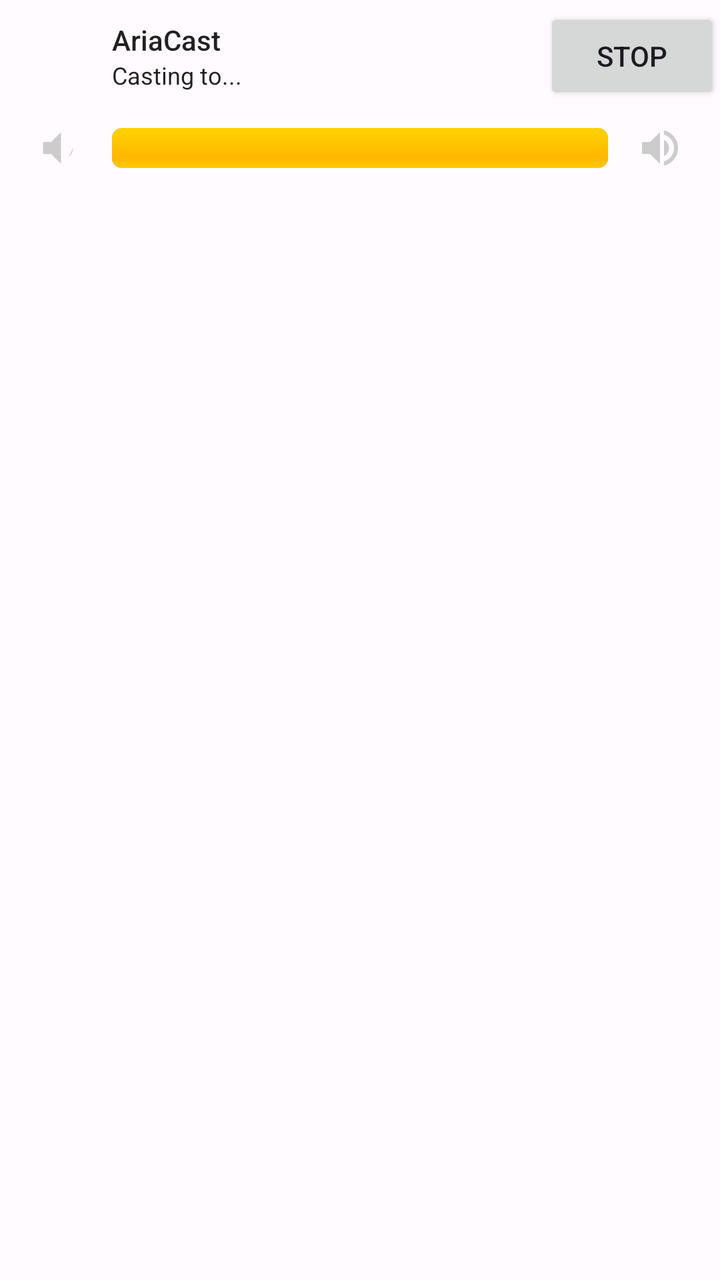
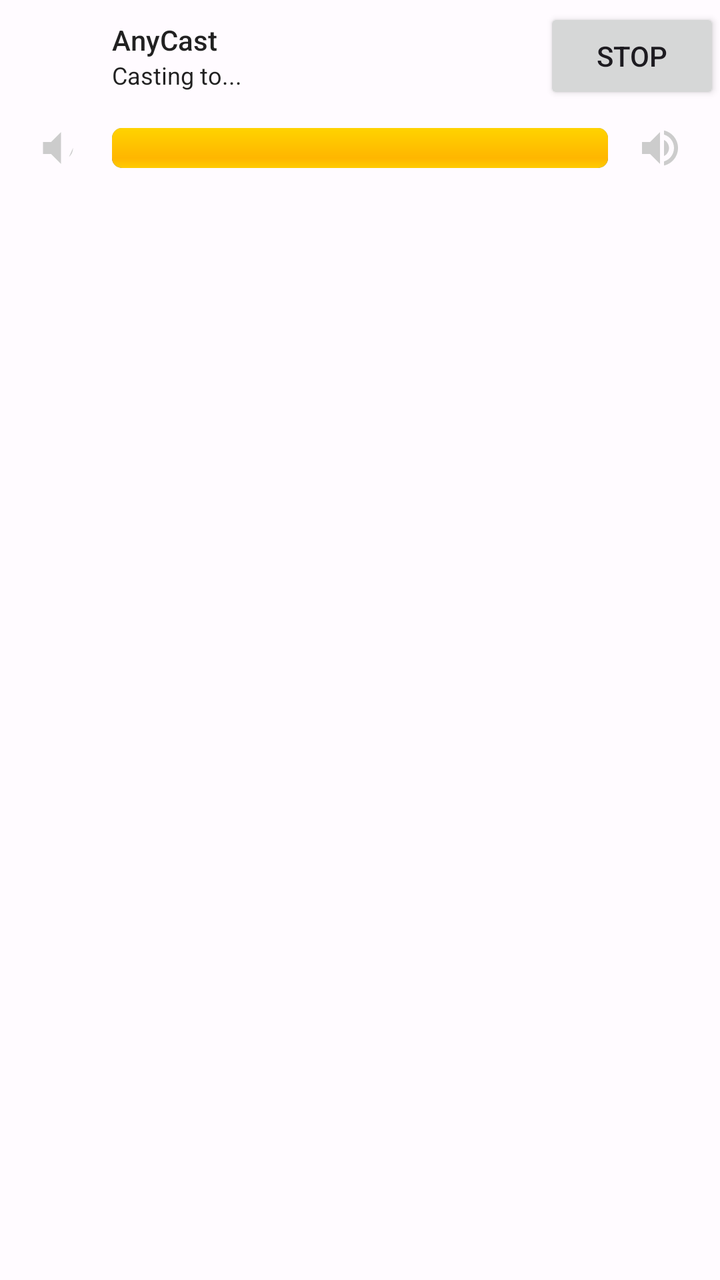

Before-and-after screenshots of an Android layout around one commit, followed by the original layout XML and the change that was made.
<!-- AndroidManifest.xml: application theme Theme.AriaCast -->
<!-- res/layout/notification_casting.xml -->
<?xml version="1.0" encoding="utf-8"?>
<LinearLayout xmlns:android="http://schemas.android.com/apk/res/android"
    android:layout_width="match_parent"
    android:layout_height="wrap_content"
    android:orientation="vertical"
    android:paddingTop="4dp"
    android:paddingBottom="4dp">

    
    <LinearLayout
        android:layout_width="match_parent"
        android:layout_height="wrap_content"
        android:orientation="horizontal"
        android:gravity="center_vertical">

        <ImageView
            android:id="@+id/notification_icon"
            android:layout_width="48dp"
            android:layout_height="48dp"
            android:src="@drawable/ic_tile_icon" />

        <LinearLayout
            android:layout_width="0dp"
            android:layout_height="wrap_content"
            android:layout_weight="1"
            android:orientation="vertical"
            android:layout_marginStart="8dp">

            <TextView
                android:id="@+id/notification_title"
                android:layout_width="wrap_content"
                android:layout_height="wrap_content"
                android:text="AriaCast"
                android:textAppearance="@style/TextAppearance.Compat.Notification.Title" />

            <TextView
                android:id="@+id/notification_text"
                android:layout_width="wrap_content"
                android:layout_height="wrap_content"
                android:text="Casting to..."
                android:textAppearance="@style/TextAppearance.Compat.Notification.Line2" />

        </LinearLayout>

        <Button
            android:id="@+id/notification_stop_button"
            android:layout_width="wrap_content"
            android:layout_height="wrap_content"
            android:text="Stop" />

    </LinearLayout>

    
    <LinearLayout
        android:id="@+id/notification_volume_row"
        android:layout_width="match_parent"
        android:layout_height="wrap_content"
        android:orientation="horizontal"
        android:gravity="center_vertical"
        android:paddingStart="12dp"
        android:paddingEnd="12dp"
        android:paddingTop="4dp">

        <ImageButton
            android:id="@+id/notification_vol_down"
            android:layout_width="36dp"
            android:layout_height="36dp"
            android:src="@drawable/ic_volume_down"
            android:contentDescription="Volume down"
            android:background="@android:color/transparent"
            android:scaleType="centerInside" />

        <ProgressBar
            android:id="@+id/notification_volume_bar"
            style="@android:style/Widget.ProgressBar.Horizontal"
            android:layout_width="0dp"
            android:layout_height="wrap_content"
            android:layout_weight="1"
            android:layout_marginStart="8dp"
            android:layout_marginEnd="8dp"
            android:max="30"
            android:progress="30" />

        <ImageButton
            android:id="@+id/notification_vol_up"
            android:layout_width="36dp"
            android:layout_height="36dp"
            android:src="@drawable/ic_volume_up"
            android:contentDescription="Volume up"
            android:background="@android:color/transparent"
            android:scaleType="centerInside" />

    </LinearLayout>

</LinearLayout>
<!-- resources referenced by this layout -->
<resources>
  <!-- drawable ic_volume_down (drawable) -->
  <?xml version="1.0" encoding="utf-8"?>
  <vector xmlns:android="http://schemas.android.com/apk/res/android"
      android:width="24dp"
      android:height="24dp"
      android:viewportWidth="24"
      android:viewportHeight="24"
      >
      <path
          android:fillColor="#CCCCCC"
          android:pathData="M18.5,12c0,1.77 -0.77,3.37 -2,4.46L18.5,12zM3.5,9v6h4l5,5V4l-5,5H3.5z" />
  </vector>
  <!-- drawable ic_volume_up (drawable) -->
  <?xml version="1.0" encoding="utf-8"?>
  <vector xmlns:android="http://schemas.android.com/apk/res/android"
      android:width="24dp"
      android:height="24dp"
      android:viewportWidth="24"
      android:viewportHeight="24"
      >
      <path
          android:fillColor="#CCCCCC"
          android:pathData="M3,9v6h4l5,5V4L7,9H3zM16.5,12c0,-1.77 -1.02,-3.29 -2.5,-4.03v8.05c1.48,-0.73 2.5,-2.25 2.5,-4.02zM14,3.23v2.06c2.89,0.86 5,3.54 5,6.71s-2.11,5.85 -5,6.71v2.06c4.01,-0.91 7,-4.49 7,-8.77s-2.99,-7.86 -7,-8.77z" />
  </vector>
  <style name="Theme.AriaCast" parent="Theme.Material3.DayNight.NoActionBar">
          
          <item name="colorPrimary">@color/md_theme_primary</item>
          <item name="colorOnPrimary">@color/md_theme_onPrimary</item>
          <item name="colorPrimaryContainer">@color/md_theme_primaryContainer</item>
          <item name="colorOnPrimaryContainer">@color/md_theme_onPrimaryContainer</item>
          
          
          <item name="colorSecondary">@color/md_theme_secondary</item>
          <item name="colorOnSecondary">@color/md_theme_onSecondary</item>
          <item name="colorSecondaryContainer">@color/md_theme_secondaryContainer</item>
          <item name="colorOnSecondaryContainer">@color/md_theme_onSecondaryContainer</item>
  
          
          <item name="colorTertiary">@color/md_theme_tertiary</item>
          <item name="colorOnTertiary">@color/md_theme_onTertiary</item>
          <item name="colorTertiaryContainer">@color/md_theme_tertiaryContainer</item>
          <item name="colorOnTertiaryContainer">@color/md_theme_onTertiaryContainer</item>
  
          <item name="android:windowBackground">@color/md_theme_background</item>
          <item name="android:statusBarColor">@color/md_theme_background</item>
          <item name="android:navigationBarColor">@color/md_theme_background</item>
  
          <item name="colorSurface">@color/md_theme_surface</item>
          <item name="colorOnSurface">@color/md_theme_onSurface</item>
          <item name="colorSurfaceVariant">@color/md_theme_surfaceVariant</item>
          <item name="colorOnSurfaceVariant">@color/md_theme_onSurfaceVariant</item>
          <item name="colorOutline">@color/md_theme_outline</item>
      </style>
  <color name="md_theme_primary">#B90063</color>
  <color name="md_theme_onPrimary">#FFFFFF</color>
  <color name="md_theme_primaryContainer">#FFD9DF</color>
  <color name="md_theme_onPrimaryContainer">#3E001D</color>
  <color name="md_theme_secondary">#77565A</color>
  <color name="md_theme_onSecondary">#FFFFFF</color>
  <color name="md_theme_secondaryContainer">#FFD9DF</color>
  <color name="md_theme_onSecondaryContainer">#2C1518</color>
  <color name="md_theme_tertiary">#7A592D</color>
  <color name="md_theme_onTertiary">#FFFFFF</color>
  <color name="md_theme_tertiaryContainer">#FFDDB4</color>
  <color name="md_theme_onTertiaryContainer">#2A1900</color>
  <color name="md_theme_background">#FFFBFF</color>
  <color name="md_theme_surface">#FFFBFF</color>
  <color name="md_theme_onSurface">#201A1B</color>
  <color name="md_theme_surfaceVariant">#F4DDDF</color>
  <color name="md_theme_onSurfaceVariant">#524345</color>
  <color name="md_theme_outline">#847375</color>
</resources>

<!-- the commit's change to res/layout/notification_casting.xml (unified diff, before → after) -->
@@ -30,7 +30,7 @@
                 android:id="@+id/notification_title"
                 android:layout_width="wrap_content"
                 android:layout_height="wrap_content"
-                android:text="AriaCast"
+                android:text="AnyCast"
                 android:textAppearance="@style/TextAppearance.Compat.Notification.Title" />
 
             <TextView
